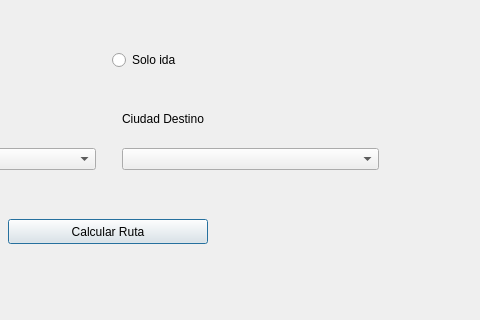
Above: src/gui/seconddialog.ui from EdgarPrueba/Sistema-de-Reserva-de-Vuelos before the change; both pictures show x 242 to 722 and y 141 to 461 of the 722 by 461 pixel window. Below: the same form after it.
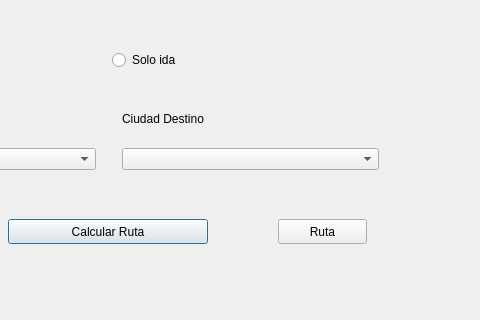
That is the form after the change.

Commit message: Agregar ventana de ruta de vuelo e integrarla con un botón en seconddialog

What changed in the file:
```diff
--- a/src/gui/seconddialog.ui
+++ b/src/gui/seconddialog.ui
@@ -171,6 +171,19 @@
     <string>Mapa</string>
    </property>
   </widget>
+  <widget class="QPushButton" name="pushButton_3">
+   <property name="geometry">
+    <rect>
+     <x>520</x>
+     <y>360</y>
+     <width>89</width>
+     <height>25</height>
+    </rect>
+   </property>
+   <property name="text">
+    <string>Ruta</string>
+   </property>
+  </widget>
  </widget>
  <resources/>
  <connections/>
```
The commit also changes 7 other files.
